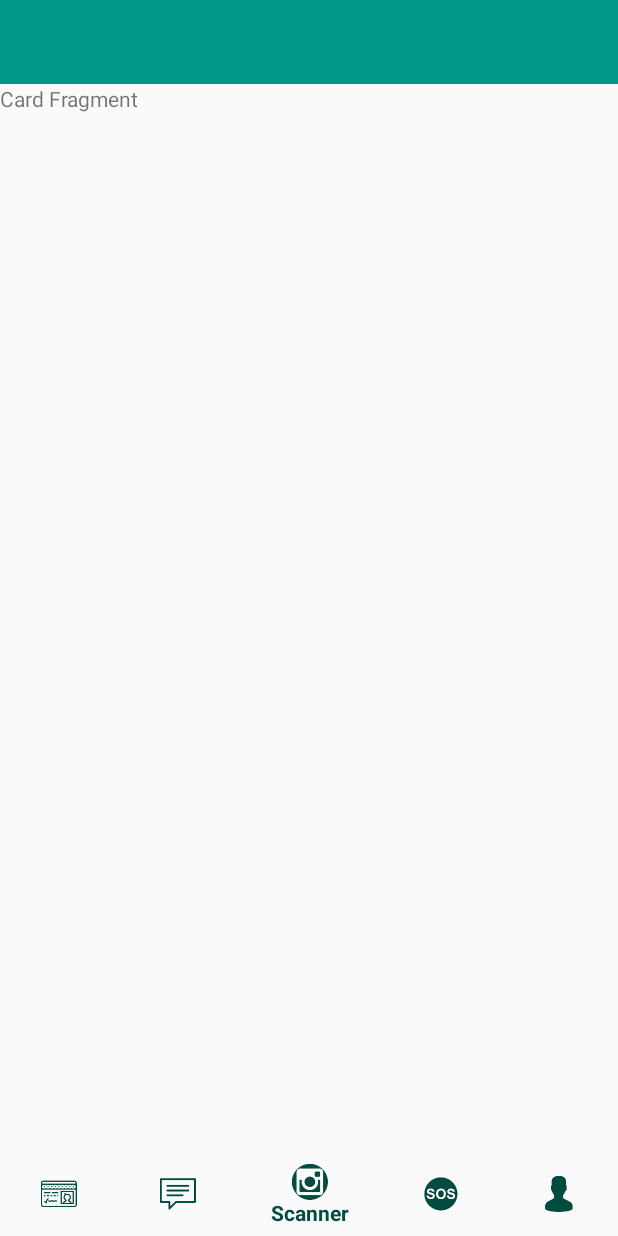
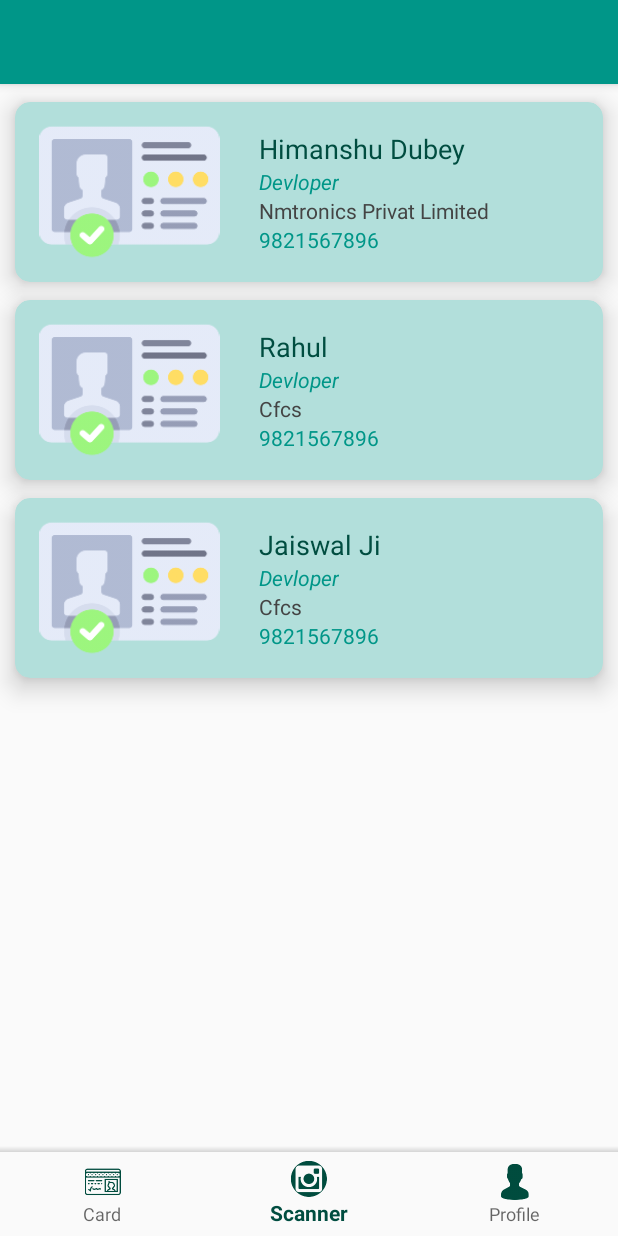
Before and after one commit to Kritesh7/CardScanner, an Android app: the fragment CardFragment placed in its activity, on a phone screen of 412 x 824 dp. Run offline under Robolectric (Android 15) with nearby library versions, the phone set to English and light mode, and no system bars; our stand-ins replace CircleImageView; pictures from the network do not load.

Commit message:
new Creations

```diff
--- a/app/build.gradle
+++ b/app/build.gradle
@@ -21,7 +21,7 @@ android {
 }
 
 dependencies {
-    compile fileTree(dir: 'libs', include: ['*.jar'])
+    compile fileTree(include: ['*.jar'], dir: 'libs')
     androidTestCompile('com.android.support.test.espresso:espresso-core:2.2.2', {
         exclude group: 'com.android.support', module: 'support-annotations'
     })
@@ -33,4 +33,5 @@ dependencies {
     compile 'com.android.support:support-v4:26.+'
     compile 'com.google.android.gms:play-services-vision:10.0.0'
     testCompile 'junit:junit:4.12'
+    compile 'com.android.support:cardview-v7:26.0.0-alpha1'
 }
--- a/app/src/main/AndroidManifest.xml
+++ b/app/src/main/AndroidManifest.xml
@@ -15,7 +15,6 @@
         android:roundIcon="@mipmap/ic_launcher_round"
         android:supportsRtl="true"
         android:largeHeap="true"
-        android:hardwareAccelerated="false"
         android:theme="@style/AppTheme">
 
         <meta-data
--- /dev/null
+++ b/app/src/main/java/cardscaner/cfcs/com/cardscanner/Adapter/CardListAdapter.java
@@ -0,0 +1,63 @@
+package cardscaner.cfcs.com.cardscanner.Adapter;
+
+import android.content.Context;
+import android.support.v7.widget.RecyclerView;
+import android.view.LayoutInflater;
+import android.view.View;
+import android.view.ViewGroup;
+import android.widget.TextView;
+
+import java.util.ArrayList;
+
+import cardscaner.cfcs.com.cardscanner.Model.CardListModel;
+import cardscaner.cfcs.com.cardscanner.R;
+
+/**
+ * Created by Admin on 26-07-2017.
+ */
+
+public class CardListAdapter extends RecyclerView.Adapter<CardListAdapter.ViewHolder>
+{
+
+    public ArrayList<CardListModel> list = new ArrayList<>();
+    public Context context;
+
+    public CardListAdapter(Context context, ArrayList<CardListModel> list)
+    {
+        this.context = context;
+        this.list = list;
+    }
+
+    @Override
+    public ViewHolder onCreateViewHolder(ViewGroup parent, int viewType) {
+        View itemView = LayoutInflater.from(parent.getContext()).
+                inflate(R.layout.card_recycler_item,parent,false);
+        return new ViewHolder(itemView);
+    }
+
+    @Override
+    public void onBindViewHolder(ViewHolder holder, int position) {
+
+        CardListModel model = list.get(position);
+
+        holder.nameTxt.setText(model.getName());
+        holder.companyNameTxt.setText(model.getCompName());
+    }
+
+    @Override
+    public int getItemCount() {
+        return list.size();
+    }
+
+    class ViewHolder extends RecyclerView.ViewHolder
+    {
+        TextView nameTxt,companyNameTxt;
+
+        public ViewHolder(View itemView) {
+            super(itemView);
+            nameTxt = (TextView)itemView.findViewById(R.id.name_txt);
+            companyNameTxt = (TextView)itemView.findViewById(R.id.comapnyname_text);
+
+        }
+    }
+}
--- a/app/src/main/java/cardscaner/cfcs/com/cardscanner/Fragment/CardFragment.java
+++ b/app/src/main/java/cardscaner/cfcs/com/cardscanner/Fragment/CardFragment.java
@@ -4,10 +4,17 @@ import android.content.Context;
 import android.net.Uri;
 import android.os.Bundle;
 import android.support.v4.app.Fragment;
+import android.support.v7.widget.DefaultItemAnimator;
+import android.support.v7.widget.LinearLayoutManager;
+import android.support.v7.widget.RecyclerView;
 import android.view.LayoutInflater;
 import android.view.View;
 import android.view.ViewGroup;
 
+import java.util.ArrayList;
+
+import cardscaner.cfcs.com.cardscanner.Adapter.CardListAdapter;
+import cardscaner.cfcs.com.cardscanner.Model.CardListModel;
 import cardscaner.cfcs.com.cardscanner.R;
 
 /**
@@ -27,6 +34,9 @@ public class CardFragment extends Fragment {
     // TODO: Rename and change types of parameters
     private String mParam1;
     private String mParam2;
+    public RecyclerView cardRecycler;
+    public ArrayList<CardListModel> list = new ArrayList<>();
+    public CardListAdapter adapter;
 
     private OnFragmentInteractionListener mListener;
 
@@ -65,8 +75,34 @@ public class CardFragment extends Fragment {
     public View onCreateView(LayoutInflater inflater, ViewGroup container,
                              Bundle savedInstanceState) {
         // Inflate the layout for this fragment
-        return inflater.inflate(R.layout.fragment_card, container, false);
+        View rootView = inflater.inflate(R.layout.fragment_card, container, false);
+
+        cardRecycler = (RecyclerView)rootView.findViewById(R.id.card_recyceler);
+
+        adapter = new CardListAdapter(getActivity(),list);
+        RecyclerView.LayoutManager mLayoutManager = new LinearLayoutManager(getActivity());
+        cardRecycler.setLayoutManager(mLayoutManager);
+        cardRecycler.setItemAnimator(new DefaultItemAnimator());
+        cardRecycler.setAdapter(adapter);
+
+        prepareMemberData();
+
+        return rootView;
     }
+
+   private void prepareMemberData() {
+        CardListModel model = new CardListModel("Himanshu Dubey","Nmtronics Privat Limited");
+        list.add(model);
+
+        model = new CardListModel("Rahul","Cfcs");
+        list.add(model);
+
+        model = new CardListModel("Jaiswal Ji","Cfcs");
+        list.add(model);
+
+         adapter.notifyDataSetChanged();
+    }
+
 
     // TODO: Rename method, update argument and hook method into UI event
    /* public void onButtonPressed(Uri uri) {
--- a/app/src/main/java/cardscaner/cfcs/com/cardscanner/HomeActivity.java
+++ b/app/src/main/java/cardscaner/cfcs/com/cardscanner/HomeActivity.java
@@ -37,25 +37,25 @@ public class HomeActivity extends AppCompatActivity {
                     replaceFragment(cardFragment);
                     checkFrag = "1";
                     return true;
-                case R.id.navigation_msg:
+               /* case R.id.navigation_msg:
                     messgaeFragment = new MessageFragment();
                     replaceFragment(messgaeFragment);
                     checkFrag = "2";
-                    return  true;
+                    return  true;*/
                 case R.id.navigation_scanner:
                     camFragment = new CamFragment();
                     replaceFragment(camFragment);
-                    checkFrag = "3";
+                    checkFrag = "2";
                     return true;
-                case R.id.navigation_sos:
+               /* case R.id.navigation_sos:
                     sosFragment = new SosFragment();
                     replaceFragment(sosFragment);
                     checkFrag = "4";
-                    return true;
+                    return true;*/
                 case R.id.navigation_pro:
                     proFragment = new ProfileFragment();
                     replaceFragment(proFragment);
-                    checkFrag = "5";
+                    checkFrag = "3";
                     return true;
             }
             return false;
@@ -112,7 +112,7 @@ public class HomeActivity extends AppCompatActivity {
     @Override
     public void onBackPressed() {
 
-        if (checkFrag.equalsIgnoreCase("3"))
+        if (checkFrag.equalsIgnoreCase("2"))
         {
             finish();
         }else
@@ -120,7 +120,7 @@ public class HomeActivity extends AppCompatActivity {
                 Fragment mFragment3 = new CamFragment();
                 replaceFragment(mFragment3);
                 selectBottomNavigationBarItem(R.id.navigation_scanner);
-                checkFrag = "3";
+                checkFrag = "2";
             }
 
         //  SaveImageTask.this.finish();
--- /dev/null
+++ b/app/src/main/java/cardscaner/cfcs/com/cardscanner/Model/CardListModel.java
@@ -0,0 +1,24 @@
+package cardscaner.cfcs.com.cardscanner.Model;
+
+/**
+ * Created by Admin on 26-07-2017.
+ */
+
+public class CardListModel
+{
+    public String name;
+    public String compName;
+
+    public CardListModel(String name, String compName) {
+        this.name = name;
+        this.compName = compName;
+    }
+
+    public String getName() {
+        return name;
+    }
+
+    public String getCompName() {
+        return compName;
+    }
+}
--- a/app/src/main/res/layout/activity_home.xml
+++ b/app/src/main/res/layout/activity_home.xml
@@ -28,6 +28,10 @@
 
     </FrameLayout>
 
+    <View
+        android:layout_width="match_parent"
+        android:layout_height="4dp"
+        android:background="@drawable/shadowwith"/>
     <android.support.design.widget.BottomNavigationView
         android:id="@+id/navigation"
         android:layout_width="match_parent"
--- a/app/src/main/res/layout/activity_login.xml
+++ b/app/src/main/res/layout/activity_login.xml
@@ -1,5 +1,6 @@
 <?xml version="1.0" encoding="utf-8"?>
-<android.support.design.widget.CoordinatorLayout xmlns:android="http://schemas.android.com/apk/res/android"
+<android.support.design.widget.CoordinatorLayout
+    xmlns:android="http://schemas.android.com/apk/res/android"
     xmlns:app="http://schemas.android.com/apk/res-auto"
     xmlns:tools="http://schemas.android.com/tools"
     android:layout_width="match_parent"
--- /dev/null
+++ b/app/src/main/res/layout/card_recycler_item.xml
@@ -0,0 +1,72 @@
+<?xml version="1.0" encoding="utf-8"?>
+<android.support.v7.widget.CardView
+    android:id="@+id/cardview"
+    android:layout_width="match_parent"
+    android:layout_height="wrap_content"
+    android:layout_marginLeft="10dp"
+    android:layout_marginRight="10dp"
+    android:layout_marginTop="12dp"
+    xmlns:android="http://schemas.android.com/apk/res/android"
+    app:cardCornerRadius="10dp"
+    app:cardElevation="10dp"
+    app:cardBackgroundColor="#B2DFDB"
+    xmlns:app="http://schemas.android.com/apk/res-auto">
+
+    <LinearLayout
+        android:clickable="true"
+        android:background="?attr/selectableItemBackground"
+        android:layout_width="match_parent"
+        android:layout_height="match_parent">
+
+    <ImageView
+        android:layout_width="0dp"
+        android:layout_weight=".4"
+        android:layout_height="120dp"
+        android:src="@drawable/card"/>
+
+    <LinearLayout
+        android:layout_marginLeft="10dp"
+        android:layout_gravity="center"
+        android:orientation="vertical"
+        android:layout_width="0dp"
+        android:layout_weight=".6"
+        android:layout_height="wrap_content">
+
+        <TextView
+            android:textSize="18sp"
+            android:textColor="@color/status_color"
+            android:id="@+id/name_txt"
+            android:layout_width="wrap_content"
+            android:layout_height="wrap_content"
+            android:text="Name"/>
+
+
+
+        <TextView
+            android:textStyle="italic"
+            android:textColor="@color/backround_color"
+            android:layout_width="wrap_content"
+            android:layout_height="wrap_content"
+            android:text="Devloper"/>
+
+        <TextView
+
+            android:textColor="#444444"
+            android:id="@+id/comapnyname_text"
+            android:layout_width="wrap_content"
+            android:layout_height="wrap_content"
+            android:text="Comp. Name"/>
+
+
+        <TextView
+
+            android:textColor="@color/backround_color"
+            android:layout_width="wrap_content"
+            android:layout_height="wrap_content"
+            android:text="9821567896"/>
+
+    </LinearLayout>
+
+    </LinearLayout>
+
+</android.support.v7.widget.CardView>
--- a/app/src/main/res/layout/fragment_cam.xml
+++ b/app/src/main/res/layout/fragment_cam.xml
@@ -352,6 +352,14 @@
                             android:theme="@style/MyEditText" />
                     </android.support.design.widget.TextInputLayout>
 
+
+                    <Button
+                        android:layout_marginTop="20dp"
+                        android:layout_width="match_parent"
+                        android:layout_height="wrap_content"
+                        android:background="@color/backround_color"
+                        android:textColor="@color/white"
+                        android:text="Submit"/>
                 </LinearLayout>
 
 
@@ -366,17 +374,9 @@
         android:layout_height="wrap_content"
         android:layout_gravity="bottom|end"
         android:layout_margin="@dimen/fab_margin"
-        app:backgroundTint="@color/backround_color"
+        app:backgroundTint="@color/status_color"
         app:elevation="6dp"
         android:src="@drawable/cam"
         />
-   <!-- <android.support.design.widget.FloatingActionButton
-           android:id="@+id/fab"
-           android:layout_width="wrap_content"
-           android:layout_height="wrap_content"
-           android:layout_gravity="bottom|end"
-           android:backgroundTint="@color/backround_color"
-           android:layout_margin="@dimen/fab_margin"
-           app:srcCompat="@android:id/message" />-->
 
 </FrameLayout>
--- a/app/src/main/res/layout/fragment_card.xml
+++ b/app/src/main/res/layout/fragment_card.xml
@@ -1,13 +1,37 @@
-<FrameLayout xmlns:android="http://schemas.android.com/apk/res/android"
+<FrameLayout
+    xmlns:android="http://schemas.android.com/apk/res/android"
     xmlns:tools="http://schemas.android.com/tools"
     android:layout_width="match_parent"
     android:layout_height="match_parent"
+    android:background="#fafafa"
     tools:context="cardscaner.cfcs.com.cardscanner.Fragment.CardFragment">
 
     <!-- TODO: Update blank fragment layout -->
-    <TextView
+
+    <LinearLayout
+        android:orientation="vertical"
+        android:layout_width="match_parent"
+        android:layout_height="match_parent">
+
+    <android.support.v7.widget.RecyclerView
+        android:id="@+id/card_recyceler"
         android:layout_width="match_parent"
         android:layout_height="match_parent"
-        android:text="Card Fragment" />
+         />
+
+        <TextView
+            android:id="@+id/no_customer"
+            android:visibility="gone"
+            android:textColor="@color/status_color"
+            android:textSize="18dp"
+            android:gravity="center"
+            android:text="No Customer Available"
+            android:layout_width="match_parent"
+            android:layout_height="match_parent">
+
+        </TextView>
+
+
+    </LinearLayout>
 
 </FrameLayout>
--- a/app/src/main/res/menu/navigation.xml
+++ b/app/src/main/res/menu/navigation.xml
@@ -6,24 +6,24 @@
         android:icon="@mipmap/card_icon"
         android:title="Card" />
 
-    <item
+   <!-- <item
         android:id="@+id/navigation_msg"
         android:icon="@mipmap/msg_icon"
-        android:title="Messages" />
+        android:title="Messages" />-->
 
     <item
         android:id="@+id/navigation_scanner"
         android:icon="@mipmap/cam_icon"
         android:title="Scanner" />
 
-    <item
+  <!--  <item
         android:id="@+id/navigation_sos"
         android:icon="@mipmap/sos_icon"
-        android:title="Sos" />
+        android:title="Sos" />-->
 
     <item
         android:id="@+id/navigation_pro"
         android:icon="@mipmap/pro_icon"
-        android:title="Sos" />
+        android:title="Profile" />
 
 </menu>
```
Also changed, not shown: 1 other file.
